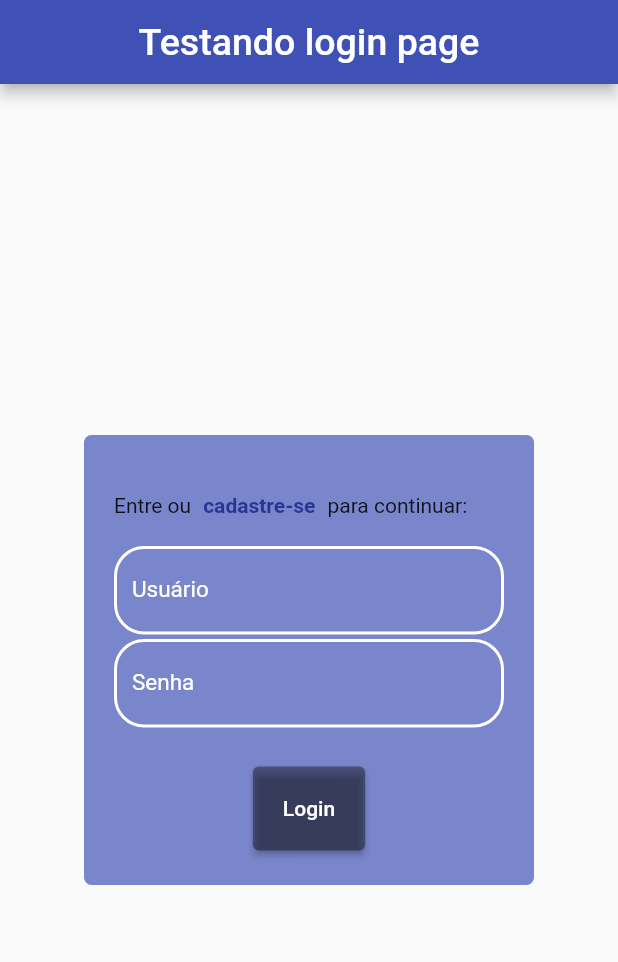
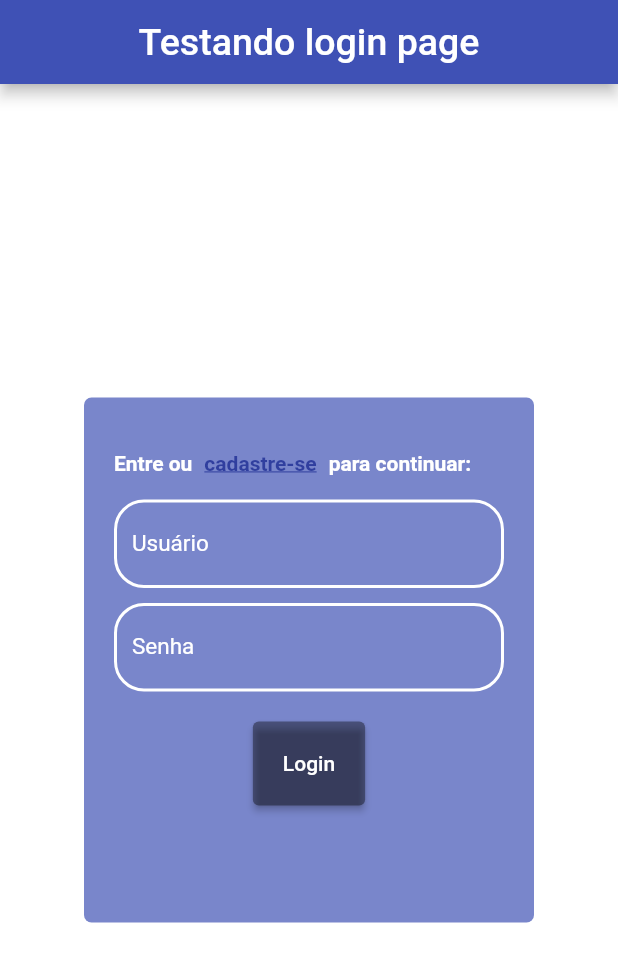
Before and after one commit to BrunoAlm/aprendendo_getx, a Flutter app: the screen it shows after launch, on a phone screen of 412 x 824 dp. Shown: the top 962 px of the screen. Run offline on Flutter 3.47's test engine with Material 2 defaults, Android fonts, the light colour scheme and no system bars; our stand-ins replace get.

Commit message:
login_controller
Tutorial no canal Ripples Code
https://www.youtube.com/watch?v=HF2TMyEH_kY

```diff
--- a/teste1/lib/view/login/login_page.dart
+++ b/teste1/lib/view/login/login_page.dart
@@ -1,13 +1,19 @@
+import 'dart:convert';
+
 import 'package:flutter/material.dart';
 import 'package:get/get.dart';
+import 'package:teste1/controller/login_controller.dart';
 import 'package:teste1/view/login/widgets/input_decoration.dart';
 
 class LoginPage extends StatelessWidget {
-  const LoginPage({Key? key, required this.titulo}) : super(key: key);
+  LoginPage({Key? key, required this.titulo}) : super(key: key);
   final String titulo;
+
+  final LoginController controller = LoginController();
   @override
   Widget build(BuildContext context) {
     return Scaffold(
+      backgroundColor: Colors.white,
       appBar: AppBar(
         backgroundColor: Colors.indigo,
         centerTitle: true,
@@ -22,44 +28,81 @@ class LoginPage extends StatelessWidget {
           decoration: BoxDecoration(
               color: Colors.indigo[300],
               borderRadius: BorderRadius.circular(5)),
-          height: 300,
+          height: 350,
           width: 300,
+          child: SingleChildScrollView(
+            child: Form(
+              autovalidateMode: AutovalidateMode.onUserInteraction,
+              key: controller.loginFormKey,
               child: Column(
                 mainAxisAlignment: MainAxisAlignment.spaceEvenly,
                 children: [
                   Row(
                     children: [
-                  Text('Entre ou'),
+                      const Text(
+                        'Entre ou',
+                        style: TextStyle(
+                          color: Colors.white,
+                          fontWeight: FontWeight.bold,
+                        ),
+                      ),
                       TextButton(
                         onPressed: () {},
-                    child: Text(
+                        child: const Text(
                           'cadastre-se',
-                      style: TextStyle(fontWeight: FontWeight.bold),
+                          style: TextStyle(
+                              fontWeight: FontWeight.bold,
+                              decoration: TextDecoration.underline),
                         ),
                         style: ButtonStyle(
                           backgroundColor:
                               MaterialStateProperty.all(Colors.indigo[300]),
                           foregroundColor:
-                          MaterialStateProperty.all(Colors.indigo[800]),
+                              MaterialStateProperty.all(Colors.indigo[700]),
                         ),
                       ),
-                  Text('para continuar:'),
+                      const Text(
+                        'para continuar:',
+                        style: TextStyle(
+                          color: Colors.white,
+                          fontWeight: FontWeight.bold,
+                        ),
+                      ),
                     ],
                   ),
                   TextFormField(
                     decoration: meuInputDec("Usuário"),
+                    controller: controller.emailController,
+                    onSaved: (value) {
+                      controller.email = value!;
+                    },
+                    validator: (value) {
+                      return controller.validateEmail(value!);
+                    },
                   ),
+                  const SizedBox(height: 10),
                   TextFormField(
                     decoration: meuInputDec("Senha"),
+                    controller: controller.passwordController,
+                    obscureText: true,
+                    onSaved: (value) {
+                      controller.password = value!;
+                    },
+                    validator: (value) {
+                      return controller.validatePassword(value!);
+                    },
                   ),
                   const SizedBox(height: 20),
                   ElevatedButton(
                     style: ButtonStyle(
-                  padding: MaterialStateProperty.all(const EdgeInsets.all(20)),
-                  backgroundColor: MaterialStateProperty.all(Colors.black38),
+                      padding:
+                          MaterialStateProperty.all(const EdgeInsets.all(20)),
+                      backgroundColor:
+                          MaterialStateProperty.all(Colors.black38),
                     ),
                     child: const Text('Login'),
                     onPressed: () {
+                      controller.checkLogin();
                       Get.toNamed('/home');
                     },
                   ),
@@ -67,6 +110,8 @@ class LoginPage extends StatelessWidget {
               ),
             ),
           ),
+        ),
+      ),
     );
   }
 }
--- a/teste1/lib/view/meu_app.dart
+++ b/teste1/lib/view/meu_app.dart
@@ -14,7 +14,7 @@ class MeuApp extends StatelessWidget {
       getPages: [
         GetPage(
             name: '/login',
-            page: () => const LoginPage(titulo: "Testando login page")),
+            page: () => LoginPage(titulo: "Testando login page")),
         GetPage(
           name: '/home',
           transition: Transition.downToUp,
```
Also changed, not shown: teste1/lib/controller/login_controller.dart (added, +53 -0 lines). Lines whose indentation alone changed are shown as unchanged.
